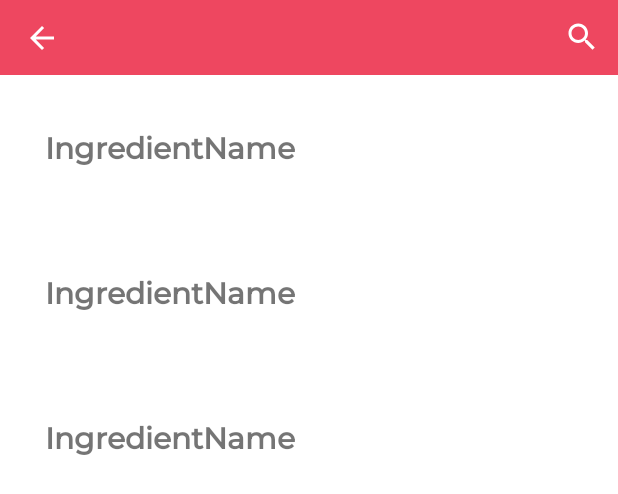
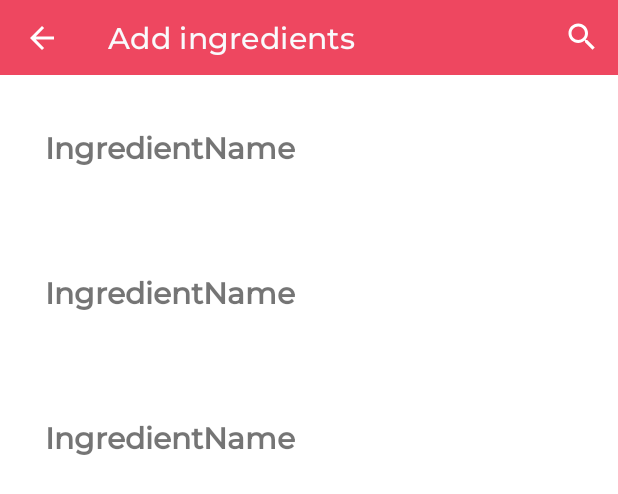
Before and after one commit to KvRae/Easy-Kitchen-Android, an Android app: the layout activity_ingredients.xml on its own in the app's theme, with its tools: preview values and no code run, on a phone screen of 412 x 824 dp. Shown: the top 494 px of the screen. Run offline under Robolectric (Android 15) with nearby library versions, the phone set to English and light mode, and no system bars.

Commit message:
first commit

```diff
--- a/app/src/main/res/layout/activity_ingredients.xml
+++ b/app/src/main/res/layout/activity_ingredients.xml
@@ -8,6 +8,8 @@
 
     <androidx.appcompat.widget.Toolbar
         android:id="@+id/ingredientsToolbar"
+        app:title="@string/add_ingredients"
+        app:titleTextColor="@color/theWhite"
         android:layout_width="match_parent"
         android:layout_height="50dp"
         android:background="?attr/colorPrimary"
--- a/app/src/main/res/menu/ingredients_menu.xml
+++ b/app/src/main/res/menu/ingredients_menu.xml
@@ -5,7 +5,7 @@
     <item
         android:id="@+id/ingredients_search"
         android:icon="@drawable/ic_baseline_search_24"
-        android:title="Search"
+        android:title="@string/search"
         app:showAsAction="always"
-        app:actionViewClass="android.widget.SearchView" />
+        app:actionViewClass="androidx.appcompat.widget.SearchView" />
 </menu>
--- a/app/src/main/res/values/strings.xml
+++ b/app/src/main/res/values/strings.xml
@@ -130,4 +130,6 @@
     <string name="loading_text">Loading...</string>
     <string name="password_holder">*************</string>
     <string name="phone_value">phoneValue</string>
+    <string name="search">Search</string>
+    <string name="add_ingredients">Add ingredients</string>
 </resources>
```
Also changed, not shown: app/src/main/java/devsec/app/easykitchen/ui/main/view/IngredientsActivity.kt (+10 -8 lines).
